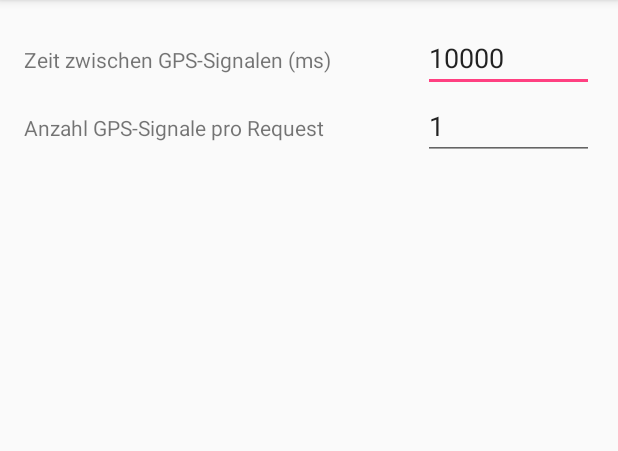
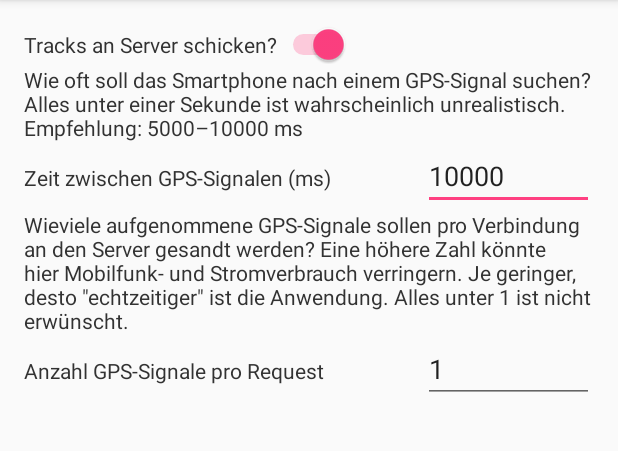
Before and after one commit to shiptrail/android-main, an Android app: the screen it shows after launch (SettingsActivity), in the options menu, after a tap on "Settings", on a phone screen of 412 x 824 dp, the part 84-535 px from its top. Run offline under Robolectric (Android 15) with nearby library versions, the phone set to English and light mode, and no system bars; pictures from the network do not load.

Commit message:
FE-46: SettingsActivity fertiggestellt. Dazu IP und Port hinzugefügt. Außerdem erklärende Texte.
Des weiteren kleine Fixes von anderem Zeugs.

Wenn man sich tracken lässt, versucht die App schon, den Einstellungen
entsprechend Requests zu senden. Failt noch kläglich, da kein passendes
Backend. Wenn man IP oder Port in den Settings frei lässt, versucht die
App nicht, zum scheitern verurteilte Requests zu senden.

Patch-Set2: Settings aktualisiert. Manifest mit Permission für
Internet versehen. Einige Dinge in TrackignLocation auskommentiert
da sie hinderlich für JSON Benutzung bei Requests sind. Requests
funktionieren grob.

Change-Id: Iafcd97806f74a10e0c06f3201f03ea5a77ba45af

```diff
--- a/app/src/main/AndroidManifest.xml
+++ b/app/src/main/AndroidManifest.xml
@@ -4,6 +4,7 @@
 
     <uses-permission android:name="android.permission.ACCESS_FINE_LOCATION"/>
     <uses-permission android:name="android.permission.WRITE_EXTERNAL_STORAGE"/>
+    <uses-permission android:name="android.permission.INTERNET" />
 
     <application
         android:allowBackup="true"
--- a/app/src/main/java/de/h3adless/gpstracker/AppSettings.java
+++ b/app/src/main/java/de/h3adless/gpstracker/AppSettings.java
@@ -28,19 +28,21 @@ public class AppSettings extends Application {
     private static boolean TRACKING_ENABLED = false;
     private static Intent LOCATION_SERVICE_INTENT = null;
 
-    public static String SERVER_URL = null;
-    public static String SERVER_PORT = null;
+    private static boolean SEND_TRACKS_TO_SERVER = true;
 
-    public static long TRACKING_INTERVAL = 10000;
-    public static int SEND_TOGETHER = 1;
+    private static long TRACKING_INTERVAL = 10000;
+    private static int SEND_TOGETHER = 1;
 
     public static String RANDOM_DEVICE_UUID = null;
 
     public void onCreate() {
         super.onCreate();
         mainContext = this;
-        Log.d("AppSettings", "ONCREATE. maincontext: " + mainContext);
         loadDataFromFile();
+    }
+
+    public static AppSettings getMainContext() {
+        return mainContext;
     }
 
     public static boolean getTrackingEnabled() {
@@ -79,6 +81,15 @@ public class AppSettings extends Application {
         StorageHandler.save(mainContext, StorageHandler.STORAGE_SEND_TOGETHER, sendTogether);
     }
 
+    public static boolean getSendTracksToServer() {
+        return SEND_TRACKS_TO_SERVER;
+    }
+
+    public static void setSendTracksToServer(boolean sendTracksToServer) {
+        SEND_TRACKS_TO_SERVER = sendTracksToServer;
+        StorageHandler.save(mainContext, StorageHandler.STORAGE_SEND_TRACKS_TO_SERVER, sendTracksToServer);
+    }
+
     private static void loadDataFromFile() {
         Serializable trackingEnabled = StorageHandler.load(mainContext, StorageHandler.STORAGE_TRACKING_BOOLEAN);
         if (trackingEnabled != null) {
@@ -103,6 +114,12 @@ public class AppSettings extends Application {
         if (sendTogether != null) {
             SEND_TOGETHER = (int) sendTogether;
         }
+
+        Serializable sendTracksToServer = StorageHandler.load(mainContext, StorageHandler.STORAGE_SEND_TRACKS_TO_SERVER);
+        if (sendTracksToServer != null) {
+            SEND_TRACKS_TO_SERVER = (boolean) sendTracksToServer;
+        }
+
     }
 
 }
--- a/app/src/main/java/de/h3adless/gpstracker/StorageHandler.java
+++ b/app/src/main/java/de/h3adless/gpstracker/StorageHandler.java
@@ -36,6 +36,10 @@ public class StorageHandler {
 	 * Type for Storage. Used for the int AppSettings.SEND_TOGETHER
 	 */
 	public static final String STORAGE_SEND_TOGETHER = "send_together";
+	/**
+	 * Type for Storage. Used for the String AppSettings.SEND_TRACKS_TO_SERVER
+	 */
+	public static final String STORAGE_SEND_TRACKS_TO_SERVER = "send_tracks_to_server";
 
 	/**
 	 * @param context the context to use.
--- a/app/src/main/java/de/h3adless/gpstracker/activities/MainActivity.java
+++ b/app/src/main/java/de/h3adless/gpstracker/activities/MainActivity.java
@@ -116,9 +116,6 @@ public class MainActivity extends AppCompatActivity {
     @Override
     public boolean onCreateOptionsMenu(Menu menu) {
         getMenuInflater().inflate(R.menu.menu_main, menu);
-        MenuItem item = menu.findItem(R.id.action_main_menu);
-        item.setVisible(false);
-        invalidateOptionsMenu();
         return true;
     }
 
@@ -130,7 +127,6 @@ public class MainActivity extends AppCompatActivity {
             Intent intent = new Intent(this, SettingsActivity.class);
             startActivity(intent);
         } else  if (id == R.id.action_list) {
-
             Intent intent = new Intent(this, TrackListActivity.class);
             startActivity(intent);
         }
@@ -231,7 +227,8 @@ public class MainActivity extends AppCompatActivity {
         });
         builder.setNegativeButton(R.string.cancel, new DialogInterface.OnClickListener() {
             public void onClick(DialogInterface dialog, int id) {
-                // User cancelled the dialog, so do nothing
+                // User cancelled the dialog, cancel the tracking
+                toggleTracking();
             }
         });
 
--- a/app/src/main/java/de/h3adless/gpstracker/activities/SettingsActivity.java
+++ b/app/src/main/java/de/h3adless/gpstracker/activities/SettingsActivity.java
@@ -6,6 +6,7 @@ import android.support.v7.widget.Toolbar;
 import android.view.Menu;
 import android.view.MenuItem;
 import android.widget.EditText;
+import android.widget.Switch;
 
 import de.h3adless.gpstracker.AppSettings;
 import de.h3adless.gpstracker.R;
@@ -17,6 +18,7 @@ public class SettingsActivity extends AppCompatActivity {
 
 	private EditText editTrackInterval;
 	private EditText editSendTogether;
+	private Switch switchSendTracksToServer;
 
 	@Override
 	protected void onCreate(Bundle savedInstanceState) {
@@ -28,9 +30,11 @@ public class SettingsActivity extends AppCompatActivity {
 
 		editTrackInterval = (EditText) findViewById(R.id.activity_settings_edit_time_between_gps);
 		editSendTogether = (EditText) findViewById(R.id.activity_settings_edit_amount_to_send_together);
+		switchSendTracksToServer = (Switch) findViewById(R.id.activity_settings_switch_send_to_server);
 
 		editTrackInterval.setText(String.valueOf(AppSettings.getTrackingInterval()));
 		editSendTogether.setText(String.valueOf(AppSettings.getSendTogether()));
+		switchSendTracksToServer.setChecked(AppSettings.getSendTracksToServer());
 	}
 
 	@Override
@@ -47,6 +51,7 @@ public class SettingsActivity extends AppCompatActivity {
 
 		switch (id) {
 			case R.id.action_settings_confirm:
+				//we dont want trackInterval or sendTogether to be empty. So we check it.
 				String trackInterval = editTrackInterval.getText().toString();
 				if (!trackInterval.equals("")) {
 					AppSettings.setTrackingInterval(Long.parseLong(trackInterval));
@@ -55,6 +60,9 @@ public class SettingsActivity extends AppCompatActivity {
 				if (!sendTogether.equals("")) {
 					AppSettings.setSendTogether(Integer.parseInt(sendTogether));
 				}
+
+				AppSettings.setSendTracksToServer(switchSendTracksToServer.isChecked());
+
 				finish();
 			case R.id.action_settings_cancel:
 				finish();
--- a/app/src/main/res/layout/content_settings.xml
+++ b/app/src/main/res/layout/content_settings.xml
@@ -12,6 +12,20 @@
     tools:context=".activities.SettingsActivity"
     android:orientation="vertical">
 
+    <Switch
+        android:id="@+id/activity_settings_switch_send_to_server"
+        android:layout_width="wrap_content"
+        android:layout_height="wrap_content"
+        android:text="@string/activity_settings_explaining_server"
+        android:textColor="@android:color/secondary_text_light"
+        android:checked="true"/>
+
+    <TextView
+        android:layout_width="match_parent"
+        android:layout_height="wrap_content"
+        android:textColor="@android:color/secondary_text_light"
+        android:text="@string/activity_settings_explaining_time"/>
+
     <LinearLayout
         android:layout_width="match_parent"
         android:layout_height="wrap_content"
@@ -22,6 +36,7 @@
             android:layout_width="0dp"
             android:layout_weight="0.7"
             android:layout_height="wrap_content"
+            android:textColor="@android:color/secondary_text_light"
             android:text="@string/activity_settings_time_between_gps"/>
 
         <EditText
@@ -35,6 +50,12 @@
 
     </LinearLayout>
 
+    <TextView
+        android:layout_width="match_parent"
+        android:layout_height="wrap_content"
+        android:textColor="@android:color/secondary_text_light"
+        android:text="@string/activity_settings_explaining_sending"/>
+
     <LinearLayout
         android:layout_width="match_parent"
         android:layout_height="wrap_content"
@@ -45,6 +66,7 @@
             android:layout_width="0dp"
             android:layout_weight="0.7"
             android:layout_height="wrap_content"
+            android:textColor="@android:color/secondary_text_light"
             android:text="@string/activity_settings_amount_to_send_together"/>
 
         <EditText
@@ -58,6 +80,4 @@
 
     </LinearLayout>
 
-
-
 </LinearLayout>
--- a/app/src/main/res/menu/menu_main.xml
+++ b/app/src/main/res/menu/menu_main.xml
@@ -2,11 +2,6 @@
     xmlns:app="http://schemas.android.com/apk/res-auto"
     xmlns:tools="http://schemas.android.com/tools"
     tools:context=".activities.MainActivity">
-    <item
-        android:id="@+id/action_main_menu"
-        android:orderInCategory="100"
-        android:title="@string/main_menu"
-        app:showAsAction="never" />
     <item
         android:id="@+id/action_list"
         android:orderInCategory="100"
--- a/app/src/main/res/values/strings.xml
+++ b/app/src/main/res/values/strings.xml
@@ -31,6 +31,9 @@
 
     <string name="activity_settings_time_between_gps">Zeit zwischen GPS-Signalen (ms)</string>
     <string name="activity_settings_amount_to_send_together">Anzahl GPS-Signale pro Request</string>
+    <string name="activity_settings_explaining_time">Wie oft soll das Smartphone nach einem GPS-Signal suchen? Alles unter einer Sekunde ist wahrscheinlich unrealistisch. Empfehlung: 5000&#8211;10000 ms</string>
+    <string name="activity_settings_explaining_sending">Wieviele aufgenommene GPS-Signale sollen pro Verbindung an den Server gesandt werden? Eine höhere Zahl könnte hier Mobilfunk- und Stromverbrauch verringern. Je geringer, desto \"echtzeitiger\" ist die Anwendung. Alles unter 1 ist nicht erwünscht.</string>
+    <string name="activity_settings_explaining_server">Tracks an Server schicken?</string>
 
-
+    <string name="server_route">v2/%1$s/send</string>
 </resources>
```
Also changed, not shown: app/src/main/java/de/h3adless/gpstracker/database/Queries.java (+6 -6 lines), app/src/main/java/de/h3adless/gpstracker/database/TrackingLocation.java (+12 -12 lines), app/src/main/java/de/h3adless/gpstracker/services/HttpRequest.java (+36 -6 lines), app/src/main/java/de/h3adless/gpstracker/services/LocationService.java (+11 -6 lines).
